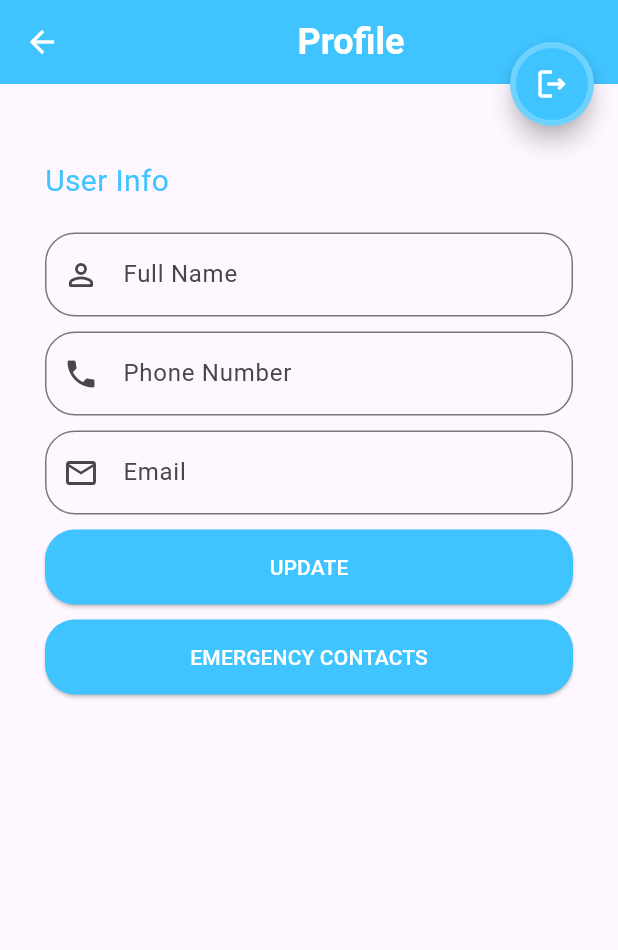
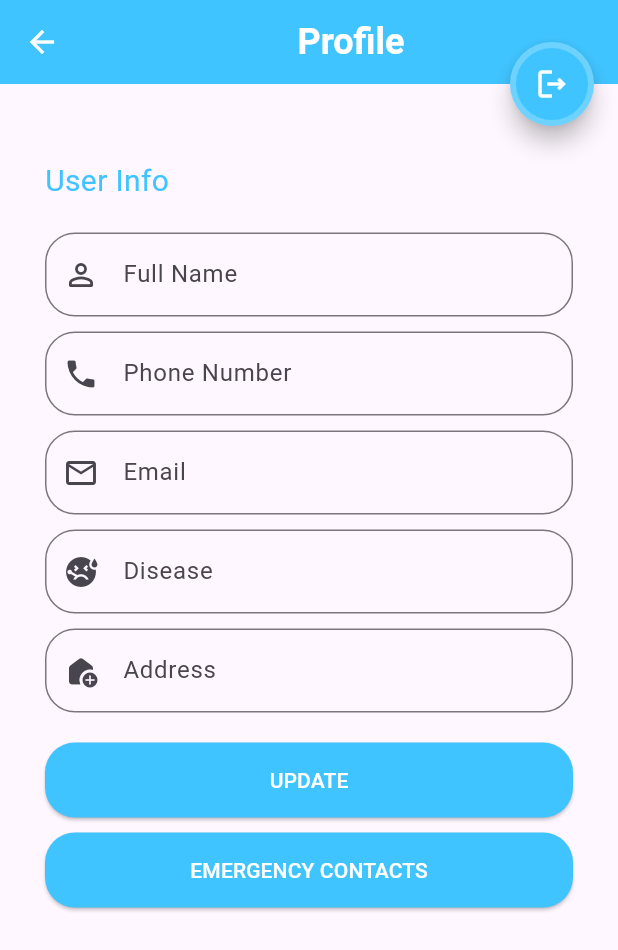
Before and after one commit to musondaAlexander/patienttracking, a Flutter app: the screen it shows once a user with an empty profile is signed in, in the side drawer, after a tap on "Profile", on a phone screen of 412 x 824 dp. Shown: the top 950 px of the screen. Run offline on Flutter 3.47's test engine with Material 2 defaults, Android fonts, the phone set to English and light mode, and no system bars; our stand-ins replace cloud_firestore, csc_picker, firebase_auth, firebase_core, firebase_database, get and 4 more; accounts and stored records are empty.

```diff
--- a/lib/User/screens/Profile/profile_screen_form.dart
+++ b/lib/User/screens/Profile/profile_screen_form.dart
@@ -3,6 +3,7 @@ import 'package:firebase_database/firebase_database.dart';
 import 'package:flutter/material.dart';
 import 'package:get/get.dart';
 import 'package:patienttracking/User/controllers/session_controller.dart';
+import 'package:csc_picker/csc_picker.dart';
 
 class ProfileFormWidget extends StatefulWidget {
   const ProfileFormWidget({
@@ -15,6 +16,16 @@ class ProfileFormWidget extends StatefulWidget {
 
 class _ProfileFormWidgetState extends State<ProfileFormWidget> {
   DatabaseReference ref = FirebaseDatabase.instance.ref('Users');
+  //  contollers for the input fields
+  final userAddressController = TextEditingController();
+  final userDiseaseController = TextEditingController();
+  final userCityController = TextEditingController();
+  final userCountryController = TextEditingController();
+
+  // variables
+  String countryValue = "";
+  String cityValue = "";
+  String address = "";
 
   @override
   Widget build(BuildContext context) {
@@ -115,6 +126,40 @@ class _ProfileFormWidgetState extends State<ProfileFormWidget> {
                       ),
                     ),
                     const SizedBox(height: 30 - 20),
+                    TextFormField(
+                      controller: userDiseaseController,
+                      // initialValue: map['email'],
+                      // enableInteractiveSelection: false,
+                      // focusNode: new AlwaysDisabledFocusNode(),
+
+                      decoration: InputDecoration(
+                        prefixIcon: const Icon(Icons.sick),
+                        labelText: "Disease",
+                        hintText: "Enter Disease",
+                        border: OutlineInputBorder(
+                            borderRadius: BorderRadius.circular(20)),
+                      ),
+                    ),
+                    const SizedBox(height: 30 - 20),
+                    TextFormField(
+                      controller: userAddressController,
+                      // initialValue: map['email'],
+                      // enableInteractiveSelection: false,
+                      // focusNode: new AlwaysDisabledFocusNode(),
+
+                      decoration: InputDecoration(
+                        prefixIcon: const Icon(Icons.add_home_rounded),
+                        labelText: "Address",
+                        hintText: "Home Adrress",
+                        border: OutlineInputBorder(
+                            borderRadius: BorderRadius.circular(20)),
+                      ),
+                    ),
+
+                    const SizedBox(height: 30 - 20),
+                    //  Drop Down list for Country and City
+
+                    const SizedBox(height: 30 - 20),
                     SizedBox(
                       width: double.infinity,
                       height: 50,
--- a/pubspec.yaml
+++ b/pubspec.yaml
@@ -46,6 +46,7 @@ dependencies:
   flutter_config: ^2.0.2
   permission_handler: ^10.3.0
   cloud_firestore: ^4.9.3
+  csc_picker: ^0.2.7
 
 
 dev_dependencies:
```
Also changed, not shown: pubspec.lock.
